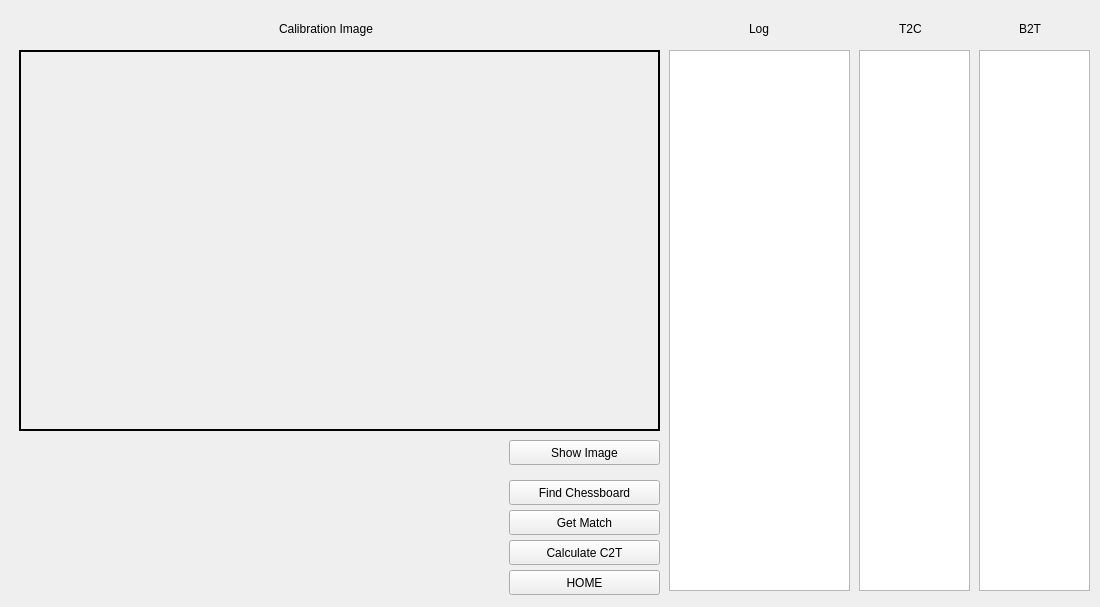
Qt form campus_pj/include/campus_pj/campus_pj.ui (Bkyb/aruco_project) before a commit.
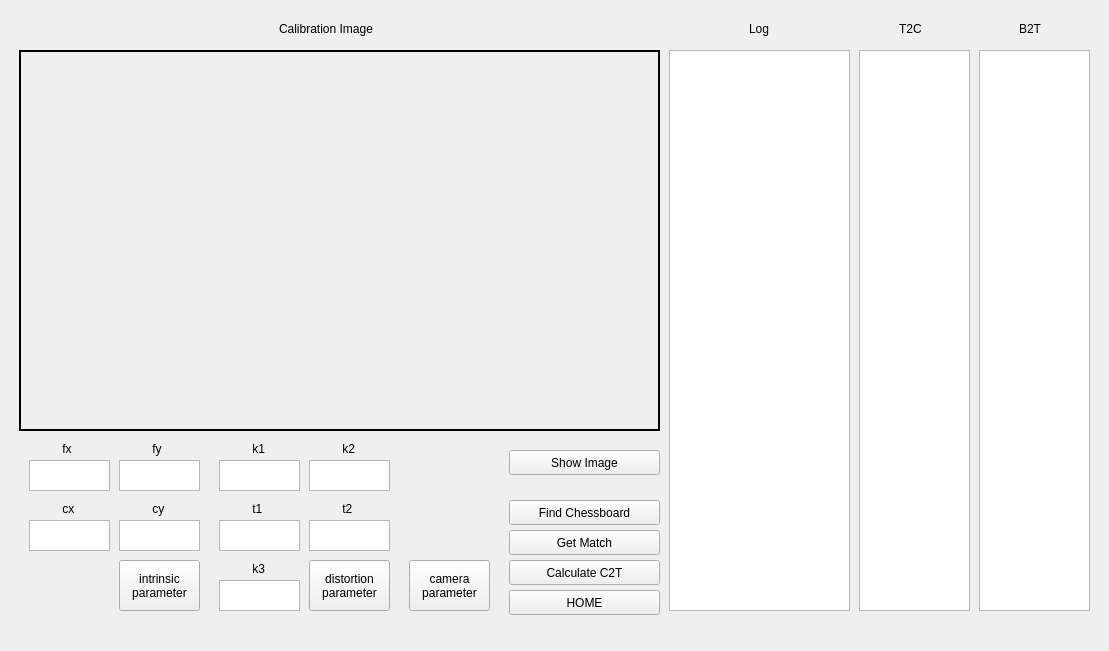
The same form after that commit. The open tabs and pages were chosen to show the change.

Diff of the .ui file:
```diff
--- a/campus_pj/include/campus_pj/campus_pj.ui
+++ b/campus_pj/include/campus_pj/campus_pj.ui
@@ -6,8 +6,8 @@
    <rect>
     <x>0</x>
     <y>0</y>
-    <width>1100</width>
-    <height>607</height>
+    <width>1109</width>
+    <height>651</height>
    </rect>
   </property>
   <property name="windowTitle">
@@ -19,7 +19,7 @@
      <x>9</x>
      <y>10</y>
      <width>1081</width>
-     <height>591</height>
+     <height>631</height>
     </rect>
    </property>
    <property name="currentIndex">
@@ -71,7 +71,7 @@
      <property name="geometry">
       <rect>
        <x>500</x>
-       <y>530</y>
+       <y>550</y>
        <width>151</width>
        <height>25</height>
       </rect>
@@ -121,7 +121,7 @@
        <x>970</x>
        <y>40</y>
        <width>111</width>
-       <height>541</height>
+       <height>561</height>
       </rect>
      </property>
     </widget>
@@ -129,7 +129,7 @@
      <property name="geometry">
       <rect>
        <x>500</x>
-       <y>500</y>
+       <y>520</y>
        <width>151</width>
        <height>25</height>
       </rect>
@@ -142,7 +142,7 @@
      <property name="geometry">
       <rect>
        <x>500</x>
-       <y>470</y>
+       <y>490</y>
        <width>151</width>
        <height>25</height>
       </rect>
@@ -157,7 +157,7 @@
        <x>850</x>
        <y>40</y>
        <width>111</width>
-       <height>541</height>
+       <height>561</height>
       </rect>
      </property>
     </widget>
@@ -204,7 +204,7 @@
      <property name="geometry">
       <rect>
        <x>500</x>
-       <y>560</y>
+       <y>580</y>
        <width>151</width>
        <height>25</height>
       </rect>
@@ -219,7 +219,7 @@
        <x>660</x>
        <y>40</y>
        <width>181</width>
-       <height>541</height>
+       <height>561</height>
       </rect>
      </property>
      <property name="font">
@@ -232,7 +232,7 @@
      <property name="geometry">
       <rect>
        <x>500</x>
-       <y>430</y>
+       <y>440</y>
        <width>151</width>
        <height>25</height>
       </rect>
@@ -241,6 +241,309 @@
       <string>Show Image</string>
      </property>
     </widget>
+    <widget class="QTextEdit" name="textEdit_get_fx">
+     <property name="geometry">
+      <rect>
+       <x>20</x>
+       <y>450</y>
+       <width>81</width>
+       <height>31</height>
+      </rect>
+     </property>
+    </widget>
+    <widget class="QTextEdit" name="textEdit_get_fy">
+     <property name="geometry">
+      <rect>
+       <x>110</x>
+       <y>450</y>
+       <width>81</width>
+       <height>31</height>
+      </rect>
+     </property>
+    </widget>
+    <widget class="QTextEdit" name="textEdit_get_cx">
+     <property name="geometry">
+      <rect>
+       <x>20</x>
+       <y>510</y>
+       <width>81</width>
+       <height>31</height>
+      </rect>
+     </property>
+    </widget>
+    <widget class="QTextEdit" name="textEdit_get_cy">
+     <property name="geometry">
+      <rect>
+       <x>110</x>
+       <y>510</y>
+       <width>81</width>
+       <height>31</height>
+      </rect>
+     </property>
+    </widget>
+    <widget class="QTextEdit" name="textEdit_get_t2">
+     <property name="geometry">
+      <rect>
+       <x>300</x>
+       <y>510</y>
+       <width>81</width>
+       <height>31</height>
+      </rect>
+     </property>
+    </widget>
+    <widget class="QTextEdit" name="textEdit_get_k1">
+     <property name="geometry">
+      <rect>
+       <x>210</x>
+       <y>450</y>
+       <width>81</width>
+       <height>31</height>
+      </rect>
+     </property>
+    </widget>
+    <widget class="QTextEdit" name="textEdit_get_t1">
+     <property name="geometry">
+      <rect>
+       <x>210</x>
+       <y>510</y>
+       <width>81</width>
+       <height>31</height>
+      </rect>
+     </property>
+    </widget>
+    <widget class="QTextEdit" name="textEdit_get_k2">
+     <property name="geometry">
+      <rect>
+       <x>300</x>
+       <y>450</y>
+       <width>81</width>
+       <height>31</height>
+      </rect>
+     </property>
+    </widget>
+    <widget class="QTextEdit" name="textEdit_get_k3">
+     <property name="geometry">
+      <rect>
+       <x>210</x>
+       <y>570</y>
+       <width>81</width>
+       <height>31</height>
+      </rect>
+     </property>
+    </widget>
+    <widget class="QPushButton" name="pushButton_haneye_calibration_disto">
+     <property name="geometry">
+      <rect>
+       <x>300</x>
+       <y>550</y>
+       <width>81</width>
+       <height>51</height>
+      </rect>
+     </property>
+     <property name="text">
+      <string>distortion
+parameter</string>
+     </property>
+    </widget>
+    <widget class="QPushButton" name="pushButton_haneye_calibration_intrpara">
+     <property name="geometry">
+      <rect>
+       <x>110</x>
+       <y>550</y>
+       <width>81</width>
+       <height>51</height>
+      </rect>
+     </property>
+     <property name="text">
+      <string>intrinsic
+parameter</string>
+     </property>
+    </widget>
+    <widget class="QPushButton" name="pushButton_haneye_calibration_campara">
+     <property name="geometry">
+      <rect>
+       <x>400</x>
+       <y>550</y>
+       <width>81</width>
+       <height>51</height>
+      </rect>
+     </property>
+     <property name="text">
+      <string>camera
+parameter</string>
+     </property>
+    </widget>
+    <widget class="QLabel" name="label_11">
+     <property name="geometry">
+      <rect>
+       <x>30</x>
+       <y>430</y>
+       <width>61</width>
+       <height>17</height>
+      </rect>
+     </property>
+     <property name="contextMenuPolicy">
+      <enum>Qt::NoContextMenu</enum>
+     </property>
+     <property name="layoutDirection">
+      <enum>Qt::LeftToRight</enum>
+     </property>
+     <property name="text">
+      <string>       fx</string>
+     </property>
+    </widget>
+    <widget class="QLabel" name="label_12">
+     <property name="geometry">
+      <rect>
+       <x>120</x>
+       <y>430</y>
+       <width>61</width>
+       <height>17</height>
+      </rect>
+     </property>
+     <property name="contextMenuPolicy">
+      <enum>Qt::NoContextMenu</enum>
+     </property>
+     <property name="layoutDirection">
+      <enum>Qt::LeftToRight</enum>
+     </property>
+     <property name="text">
+      <string>       fy</string>
+     </property>
+    </widget>
+    <widget class="QLabel" name="label_13">
+     <property name="geometry">
+      <rect>
+       <x>30</x>
+       <y>490</y>
+       <width>61</width>
+       <height>17</height>
+      </rect>
+     </property>
+     <property name="contextMenuPolicy">
+      <enum>Qt::NoContextMenu</enum>
+     </property>
+     <property name="layoutDirection">
+      <enum>Qt::LeftToRight</enum>
+     </property>
+     <property name="text">
+      <string>       cx</string>
+     </property>
+    </widget>
+    <widget class="QLabel" name="label_14">
+     <property name="geometry">
+      <rect>
+       <x>120</x>
+       <y>490</y>
+       <width>61</width>
+       <height>17</height>
+      </rect>
+     </property>
+     <property name="contextMenuPolicy">
+      <enum>Qt::NoContextMenu</enum>
+     </property>
+     <property name="layoutDirection">
+      <enum>Qt::LeftToRight</enum>
+     </property>
+     <property name="text">
+      <string>       cy</string>
+     </property>
+    </widget>
+    <widget class="QLabel" name="label_15">
+     <property name="geometry">
+      <rect>
+       <x>310</x>
+       <y>490</y>
+       <width>61</width>
+       <height>17</height>
+      </rect>
+     </property>
+     <property name="contextMenuPolicy">
+      <enum>Qt::NoContextMenu</enum>
+     </property>
+     <property name="layoutDirection">
+      <enum>Qt::LeftToRight</enum>
+     </property>
+     <property name="text">
+      <string>       t2</string>
+     </property>
+    </widget>
+    <widget class="QLabel" name="label_16">
+     <property name="geometry">
+      <rect>
+       <x>220</x>
+       <y>490</y>
+       <width>61</width>
+       <height>17</height>
+      </rect>
+     </property>
+     <property name="contextMenuPolicy">
+      <enum>Qt::NoContextMenu</enum>
+     </property>
+     <property name="layoutDirection">
+      <enum>Qt::LeftToRight</enum>
+     </property>
+     <property name="text">
+      <string>       t1</string>
+     </property>
+    </widget>
+    <widget class="QLabel" name="label_17">
+     <property name="geometry">
+      <rect>
+       <x>220</x>
+       <y>430</y>
+       <width>61</width>
+       <height>17</height>
+      </rect>
+     </property>
+     <property name="contextMenuPolicy">
+      <enum>Qt::NoContextMenu</enum>
+     </property>
+     <property name="layoutDirection">
+      <enum>Qt::LeftToRight</enum>
+     </property>
+     <property name="text">
+      <string>       k1</string>
+     </property>
+    </widget>
+    <widget class="QLabel" name="label_18">
+     <property name="geometry">
+      <rect>
+       <x>310</x>
+       <y>430</y>
+       <width>61</width>
+       <height>17</height>
+      </rect>
+     </property>
+     <property name="contextMenuPolicy">
+      <enum>Qt::NoContextMenu</enum>
+     </property>
+     <property name="layoutDirection">
+      <enum>Qt::LeftToRight</enum>
+     </property>
+     <property name="text">
+      <string>       k2</string>
+     </property>
+    </widget>
+    <widget class="QLabel" name="label_19">
+     <property name="geometry">
+      <rect>
+       <x>220</x>
+       <y>550</y>
+       <width>61</width>
+       <height>17</height>
+      </rect>
+     </property>
+     <property name="contextMenuPolicy">
+      <enum>Qt::NoContextMenu</enum>
+     </property>
+     <property name="layoutDirection">
+      <enum>Qt::LeftToRight</enum>
+     </property>
+     <property name="text">
+      <string>       k3</string>
+     </property>
+    </widget>
    </widget>
    <widget class="QWidget" name="widtet_currentPosx">
     <widget class="QPushButton" name="pushButton_currentPosx_get">
```
Left out of the diff: 16 changed lines with no effect on the pictures.
